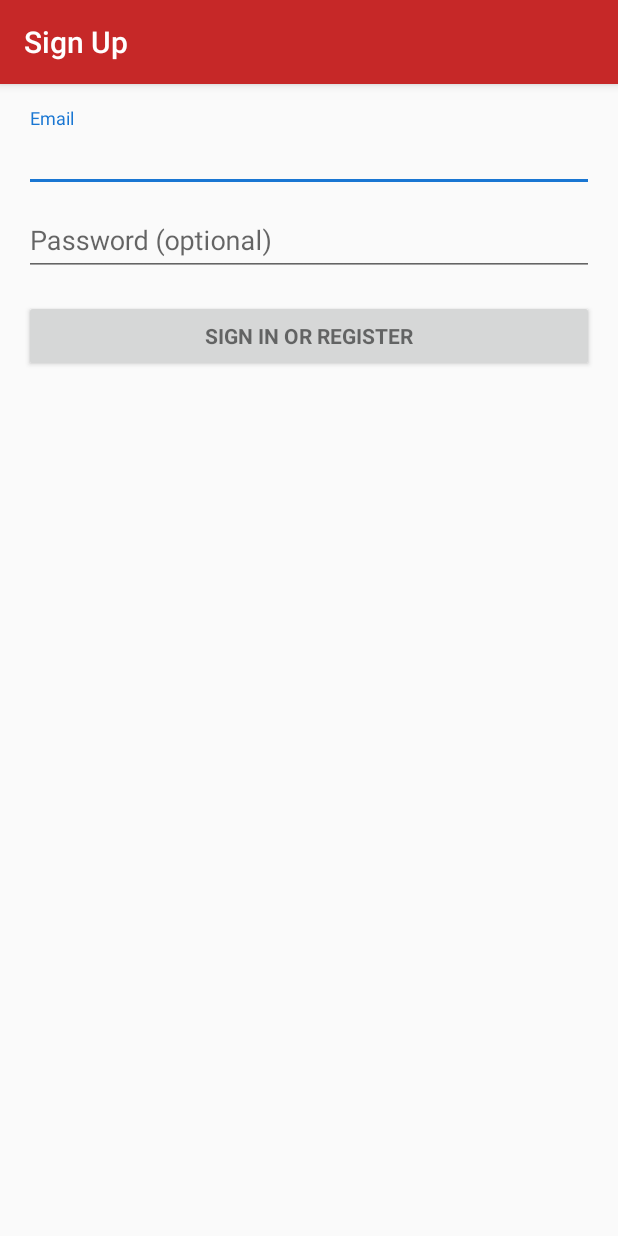
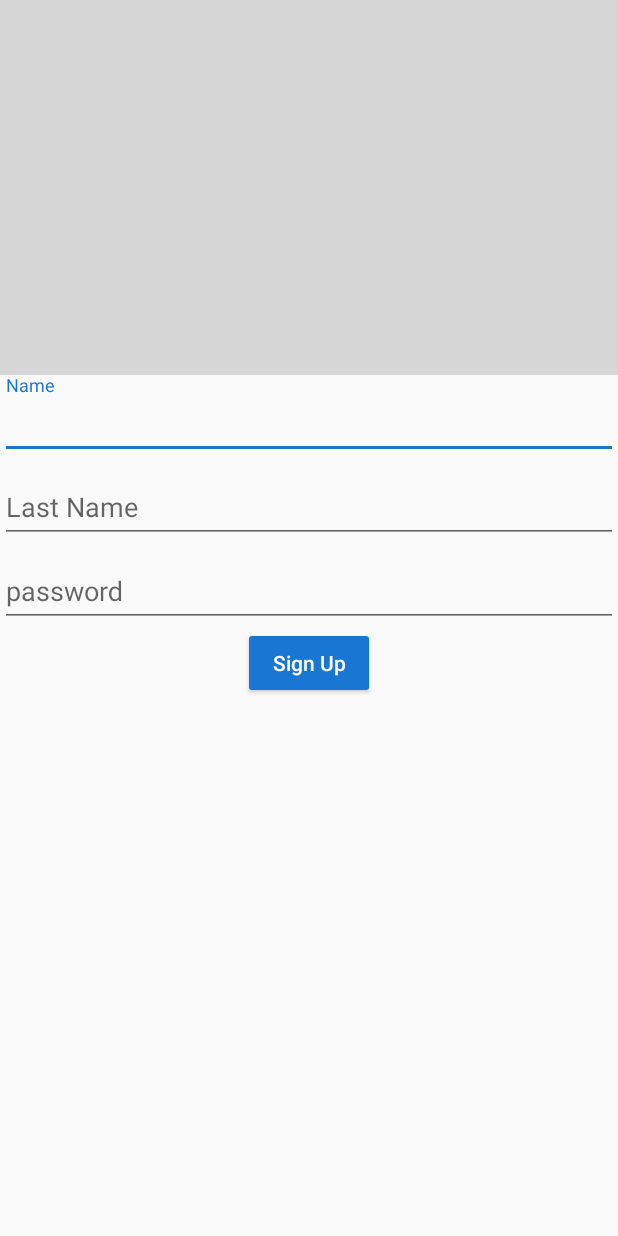
Before and after one commit to alonsoC1s/REDcp, an Android app: the UserCreationActivity screen opened directly, with no data from a screen before it, on a phone screen of 412 x 824 dp. Run offline under Robolectric (Android 15) with nearby library versions, the phone set to English and light mode, and no system bars; our stand-ins replace Firebase (no records; nobody signed in at launch, a user with empty details on screens opened directly); 3 statements that could not run were skipped; grey boxes are pictures that could not be loaded.

Commit message:
Added user creation class

```diff
--- a/app/build.gradle
+++ b/app/build.gradle
@@ -73,3 +73,6 @@ dependencies {
 dependencies {
     compile 'com.android.support.constraint:constraint-layout:+'
 }
+dependencies {
+    compile 'com.android.support.constraint:constraint-layout:+'
+}
--- a/app/src/main/java/mx/com/redcup/redcup/LoginActivity.java
+++ b/app/src/main/java/mx/com/redcup/redcup/LoginActivity.java
@@ -172,6 +172,7 @@ public class LoginActivity extends AppCompatActivity {
         userData.putString("last_name",fbProfile.getLastName());
         userData.putString("facebook_id",fbProfile.getId());
         userData.putString("firebase_id",userID);
+        userData.putBoolean("facebook_user",true);
         intent.putExtras(userData);
 
         startActivity(intent);
--- a/app/src/main/java/mx/com/redcup/redcup/UserCreationActivity.java
+++ b/app/src/main/java/mx/com/redcup/redcup/UserCreationActivity.java
@@ -1,77 +1,170 @@
 package mx.com.redcup.redcup;
 
-import android.animation.Animator;
-import android.animation.AnimatorListenerAdapter;
-import android.annotation.TargetApi;
-import android.content.pm.PackageManager;
-import android.support.annotation.NonNull;
+import android.content.Intent;
+import android.net.Uri;
 import android.support.design.widget.Snackbar;
+import android.support.design.widget.TextInputEditText;
+import android.support.design.widget.TextInputLayout;
 import android.support.v7.app.AppCompatActivity;
-import android.app.LoaderManager.LoaderCallbacks;
-
-import android.content.CursorLoader;
-import android.content.Loader;
-import android.database.Cursor;
-import android.net.Uri;
-import android.os.AsyncTask;
-
-import android.os.Build;
 import android.os.Bundle;
-import android.provider.ContactsContract;
 import android.text.TextUtils;
-import android.view.KeyEvent;
+import android.util.Log;
 import android.view.View;
-import android.view.View.OnClickListener;
-import android.view.inputmethod.EditorInfo;
-import android.widget.ArrayAdapter;
-import android.widget.AutoCompleteTextView;
 import android.widget.Button;
 import android.widget.EditText;
-import android.widget.TextView;
+import android.widget.ImageView;
 
-import java.util.ArrayList;
-import java.util.List;
+import com.bumptech.glide.Glide;
+import com.bumptech.glide.signature.StringSignature;
+import com.firebase.ui.storage.images.FirebaseImageLoader;
+import com.google.firebase.auth.FirebaseAuth;
+import com.google.firebase.auth.FirebaseUser;
+import com.google.firebase.database.DatabaseReference;
+import com.google.firebase.database.FirebaseDatabase;
+import com.google.firebase.storage.FirebaseStorage;
+import com.google.firebase.storage.StorageMetadata;
+import com.google.firebase.storage.StorageReference;
+import com.google.firebase.storage.UploadTask;
 
-import static android.Manifest.permission.READ_CONTACTS;
+import mx.com.redcup.redcup.myDataModels.MyUsers;
 
-/**
- * A login screen that offers login via email/password.
- */
-public class UserCreationActivity extends AppCompatActivity  {
+public class UserCreationActivity extends AppCompatActivity {
+
+    public StorageReference mStorageRef = FirebaseStorage.getInstance().getReference();
+    public DatabaseReference mDatabaseRef = FirebaseDatabase.getInstance().getReference().child("Users_parent");
+
+    EditText userNameField;
+    EditText userLastNameField;
+    TextInputLayout passwordContainer;
+    EditText userPasswordField;
+    ImageView userProfilePic;
+    ImageView userCoverImage;
+    Button completeSignUp;
+
+    Boolean facebookUser;
+    String facebookID;
+
+    View.OnClickListener coverImagePickerBuilder = new View.OnClickListener() {
+        @Override
+        public void onClick(View v) {
+            Intent photoPickerIntent = new Intent(Intent.ACTION_PICK);
+            photoPickerIntent.setType("image/*");
+            startActivityForResult(photoPickerIntent, 1);
+        }
+    };
+
+    View.OnClickListener profileImagePickerBuilder = new View.OnClickListener() {
+        @Override
+        public void onClick(View v) {
+            Intent photoPickerIntent = new Intent(Intent.ACTION_PICK);
+            photoPickerIntent.setType("image/*");
+            startActivityForResult(photoPickerIntent, 2);
+        }
+    };
+
+    View.OnClickListener completeSignUpProcess = new View.OnClickListener() {
+        @Override
+        public void onClick(View v) {
+            String userName = userLastNameField.getText().toString();
+            String userLastName = userLastNameField.getText().toString();
+
+            if (TextUtils.isEmpty(userName)){
+                userNameField.setError("Required");
+            } else if (TextUtils.isEmpty(userLastName)){
+                userLastNameField.setError("Required");
+            }
 
 
-    // UI references.
-    private AutoCompleteTextView mEmailView;
-    private EditText mPasswordView;
-    private View mProgressView;
-    private View mLoginFormView;
-
-    @Override
+            if (facebookUser){
+                write_new_user_fb(getCurrentFirebaseUID(),userName,userLastName,facebookID, v);
+                goMainScreen();
+            }else {
+                write_new_user_email();
+                goMainScreen();
+            }
+        }
+    };
     protected void onCreate(Bundle savedInstanceState) {
         super.onCreate(savedInstanceState);
         setContentView(R.layout.activity_user_creation);
 
         Bundle userInfo = getIntent().getExtras();
+        facebookUser = userInfo.getBoolean("facebook_user");
+        facebookID = userInfo.getString("facebook_id");
 
-        // Set up the login form.
-        mEmailView = (AutoCompleteTextView) findViewById(R.id.email);
-        mPasswordView = (EditText) findViewById(R.id.password);
-        mLoginFormView = findViewById(R.id.login_form);
-        mProgressView = findViewById(R.id.login_progress);
-        Button mEmailSignInButton = (Button) findViewById(R.id.email_sign_in_button);
+        userNameField = (EditText)findViewById(R.id.et_username);
+        userLastNameField = (EditText)findViewById(R.id.et_userLastname);
+        userPasswordField = (EditText) findViewById(R.id.et_userPassword);
+        passwordContainer = (TextInputLayout) findViewById(R.id.password_container);
+        userProfilePic = (ImageView) findViewById(R.id.signup_profilePicture);
+        userCoverImage = (ImageView) findViewById(R.id.signup_coverimage);
+        completeSignUp = (Button) findViewById(R.id.btn_SignUpForm);
 
-        mPasswordView.setOnEditorActionListener(new TextView.OnEditorActionListener() {
-            @Override
-            public boolean onEditorAction(TextView textView, int id, KeyEvent keyEvent) {
-                if (id == R.id.login || id == EditorInfo.IME_NULL) {
+        if (facebookUser){
+            passwordContainer.setVisibility(View.GONE);
+            String userName = userInfo.getString("first_name");
+            String userLastName = userInfo.getString("last_name");
 
-                    return true;
-                }
-                return false;
-            }
-        });
+            userNameField.setText(userName);
+            userLastNameField.setText(userLastName);
 
+        }
+
+        mStorageRef.child(getCurrentFirebaseUID());
+
+        userProfilePic.setOnClickListener(profileImagePickerBuilder);
+        userCoverImage.setOnClickListener(coverImagePickerBuilder);
+        completeSignUp.setOnClickListener(completeSignUpProcess);
+    }
+
+    private void write_new_user_fb(String userID,String userName, String userLastName, String facebookID, View v){
+
+
+        MyUsers newUser = new MyUsers(userID,userName,userLastName,facebookID);
+
+        //Push to Firebase
+        mDatabaseRef.child(userID).setValue(newUser);
+
+        Snackbar.make(v,String.format("Welcome to Redcupa %s !!", userName),Snackbar.LENGTH_LONG).show();
 
     }
 
+    private void write_new_user_email(){
+
+    }
+
+
+    @Override
+    public void onActivityResult(int requestCode, int resultCode, Intent returnedImage) {
+        if (resultCode == RESULT_OK){
+            StorageMetadata metadata = new StorageMetadata.Builder().setContentType("image/png").setContentEncoding("png").build();
+            UploadTask uploadTask;
+            if (requestCode == 1) {
+                Uri imageUri = returnedImage.getData();
+                mStorageRef.child("cover_image").putFile(imageUri,metadata);
+
+                //mDataBaseRef_users.child(getCurrentFirebaseUID()).child("cover_image_name").setValue("");
+            } else if (requestCode == 2){
+                Uri imageUri = returnedImage.getData();
+                mStorageRef.child("profile_picture").putFile(imageUri,metadata);
+            }
+        }
+    }
+
+    private void goMainScreen(){
+        Intent intent = new Intent(this,NavActivity.class);
+        intent.setFlags(Intent.FLAG_ACTIVITY_CLEAR_TOP | Intent.FLAG_ACTIVITY_CLEAR_TASK | Intent.FLAG_ACTIVITY_NEW_TASK);
+        startActivity(intent);
+    }
+
+    public String getCurrentFirebaseUID(){
+        String UID = "";
+        FirebaseUser user = FirebaseAuth.getInstance().getCurrentUser();
+        if (user != null){
+            UID = user.getUid();
+        } else {
+            Log.e("UserCreationActivity","User is unexpectedly null.");
+        }
+        return UID;
+    }
 }
--- a/app/src/main/res/layout/activity_user_creation.xml
+++ b/app/src/main/res/layout/activity_user_creation.xml
@@ -1,77 +1,55 @@
-<LinearLayout xmlns:android="http://schemas.android.com/apk/res/android"
+<?xml version="1.0" encoding="utf-8"?>
+<android.support.design.widget.CoordinatorLayout xmlns:android="http://schemas.android.com/apk/res/android"
+    xmlns:app="http://schemas.android.com/apk/res-auto"
     xmlns:tools="http://schemas.android.com/tools"
     android:layout_width="match_parent"
     android:layout_height="match_parent"
-    android:gravity="center_horizontal"
-    android:orientation="vertical"
-    android:paddingBottom="@dimen/activity_vertical_margin"
-    android:paddingLeft="@dimen/activity_horizontal_margin"
-    android:paddingRight="@dimen/activity_horizontal_margin"
-    android:paddingTop="@dimen/activity_vertical_margin"
-    tools:context="mx.com.redcup.redcup.UserCreationActivity">
+    android:fitsSystemWindows="true"
+    tools:context="mx.com.redcup.redcup.EventDetailsActivity">
 
-    <!-- Login progress -->
-    <ProgressBar
-        android:id="@+id/login_progress"
-        style="?android:attr/progressBarStyleLarge"
-        android:layout_width="wrap_content"
-        android:layout_height="wrap_content"
-        android:layout_marginBottom="8dp"
-        android:visibility="gone" />
+    <android.support.design.widget.AppBarLayout
+        android:id="@+id/app_bar_profile"
+        android:layout_width="match_parent"
+        android:layout_height="250dp"
+        android:fitsSystemWindows="true"
+        android:theme="@style/AppTheme.AppBarOverlay">
 
-    <ScrollView
-        android:id="@+id/login_form"
-        android:layout_width="match_parent"
-        android:layout_height="match_parent">
+        <android.support.design.widget.CollapsingToolbarLayout
+            android:id="@+id/ct_profileDetails_title"
+            android:layout_width="match_parent"
+            android:layout_height="match_parent"
+            android:fitsSystemWindows="true"
+            app:contentScrim="?attr/colorPrimary"
+            app:layout_scrollFlags="scroll|exitUntilCollapsed">
 
-        <LinearLayout
-            android:id="@+id/email_login_form"
-            android:layout_width="match_parent"
-            android:layout_height="wrap_content"
-            android:orientation="vertical">
+            <ImageView
+                android:scaleType="fitXY"
+                android:id="@+id/signup_coverimage"
+                android:layout_width="match_parent"
+                android:layout_height="match_parent"
+                android:src="@drawable/default_cover"
+                />
 
-            <android.support.design.widget.TextInputLayout
+            <android.support.v7.widget.Toolbar
+                android:id="@+id/toolbar_profileDetails"
                 android:layout_width="match_parent"
-                android:layout_height="wrap_content">
+                android:layout_height="?attr/actionBarSize"
+                app:layout_collapseMode="pin"
+                app:popupTheme="@style/AppTheme.PopupOverlay" />
 
-                <AutoCompleteTextView
-                    android:id="@+id/email"
-                    android:layout_width="match_parent"
-                    android:layout_height="wrap_content"
-                    android:hint="@string/prompt_email"
-                    android:inputType="textEmailAddress"
-                    android:maxLines="1"
-                    android:singleLine="true" />
+            <ImageView
+                android:id="@+id/signup_profilePicture"
+                android:layout_width="100dp"
+                android:layout_height="100dp"
+                android:layout_gravity="center_horizontal|center_vertical"
+                android:layout_marginBottom="30dp"
+                android:src="@drawable/pick_profilepic"
+                />
 
-            </android.support.design.widget.TextInputLayout>
+        </android.support.design.widget.CollapsingToolbarLayout>
+    </android.support.design.widget.AppBarLayout>
 
-            <android.support.design.widget.TextInputLayout
-                android:layout_width="match_parent"
-                android:layout_height="wrap_content">
+    <include layout="@layout/user_creation_form"/>
 
-                <EditText
-                    android:id="@+id/password"
-                    android:layout_width="match_parent"
-                    android:layout_height="wrap_content"
-                    android:hint="@string/prompt_password"
-                    android:imeActionId="@+id/login"
-                    android:imeActionLabel="@string/action_sign_in_short"
-                    android:imeOptions="actionUnspecified"
-                    android:inputType="textPassword"
-                    android:maxLines="1"
-                    android:singleLine="true" />
 
-            </android.support.design.widget.TextInputLayout>
-
-            <Button
-                android:id="@+id/email_sign_in_button"
-                style="?android:textAppearanceSmall"
-                android:layout_width="match_parent"
-                android:layout_height="wrap_content"
-                android:layout_marginTop="16dp"
-                android:text="@string/action_sign_in"
-                android:textStyle="bold" />
-
-        </LinearLayout>
-    </ScrollView>
-</LinearLayout>
+</android.support.design.widget.CoordinatorLayout>
--- /dev/null
+++ b/app/src/main/res/layout/user_creation_form.xml
@@ -0,0 +1,60 @@
+<android.support.v4.widget.NestedScrollView
+    xmlns:android="http://schemas.android.com/apk/res/android"
+    xmlns:app="http://schemas.android.com/apk/res-auto"
+    xmlns:tools="http://schemas.android.com/tools"
+    android:layout_width="match_parent"
+    android:layout_height="match_parent"
+    app:layout_behavior="@string/appbar_scrolling_view_behavior"
+    tools:context="mx.com.redcup.redcup.EventDetailsActivity"
+    tools:showIn="@layout/activity_user_creation"
+    >
+
+    <LinearLayout
+        android:layout_width="match_parent"
+        android:layout_height="match_parent"
+        android:orientation="vertical"
+        >
+
+        <android.support.design.widget.TextInputLayout
+            android:layout_width="match_parent"
+            android:layout_height="wrap_content">
+            <EditText
+                android:id="@+id/et_username"
+                android:hint="Name"
+                android:layout_width="match_parent"
+                android:layout_height="wrap_content" />
+        </android.support.design.widget.TextInputLayout>
+        <android.support.design.widget.TextInputLayout
+            android:layout_width="match_parent"
+            android:layout_height="wrap_content">
+            <EditText
+                android:id="@+id/et_userLastname"
+                android:hint="Last Name"
+                android:layout_width="match_parent"
+                android:layout_height="wrap_content" />
+        </android.support.design.widget.TextInputLayout>
+        <android.support.design.widget.TextInputLayout
+            android:layout_width="match_parent"
+            android:layout_height="wrap_content"
+            android:id="@+id/password_container"
+            >
+            <EditText
+                android:id="@+id/et_userPassword"
+                android:hint="password"
+                android:inputType="textPassword"
+                android:layout_width="match_parent"
+                android:layout_height="wrap_content" />
+        </android.support.design.widget.TextInputLayout>
+
+        <Button
+            android:id="@+id/btn_SignUpForm"
+            android:layout_width="wrap_content"
+            android:layout_height="wrap_content"
+            android:text="Sign Up"
+            style="@style/Widget.AppCompat.Button.Colored"
+            android:layout_gravity="center_horizontal"
+            android:textAllCaps="false"
+            />
+
+    </LinearLayout>
+</android.support.v4.widget.NestedScrollView>
```
Also changed, not shown: app/src/main/AndroidManifest.xml (+5 -3 lines).
